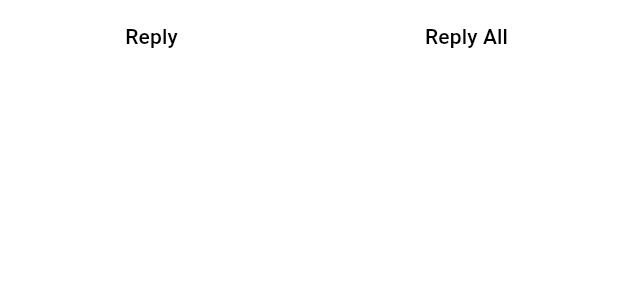
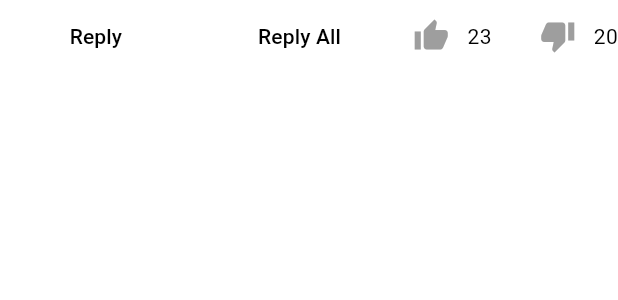
Before and after one commit to gayathribalraj/noolee, a Flutter app: the EmailReplyOptions widget shown alone on an empty page, opened directly, on a phone screen of 412 x 824 dp. Shown: the top 300 px of the screen. Run offline on Flutter 3.47's test engine with Material 3 defaults, Android fonts, the phone set to English and light mode, and no system bars.

Commit message:
fix:toggle likedislike widget

```diff
--- a/lib/widgets/email_widget.dart
+++ b/lib/widgets/email_widget.dart
@@ -1,10 +1,14 @@
 import 'package:flutter/material.dart';
 import '../models/models.dart';
 import 'star_button.dart';
+import 'like_dislike_button.dart';
+// import 'package:noolee/widgets/model_class.dart';
+// import 'package:noolee/widgets/dynamic_card.dart';
 
 enum EmailType { preview, threaded, primaryThreaded }
 
 class EmailWidget extends StatefulWidget {
+
   const EmailWidget({
     super.key,
     required this.email,
@@ -345,7 +349,9 @@ class _EmailReplyOptionsState extends State<EmailReplyOptions> {
                   'Reply',
                   style: TextStyle(color: _colorScheme.onSurfaceVariant),
                 ),
+
               ),
+
             ),
             const SizedBox(width: 8),
             Expanded(
@@ -359,12 +365,28 @@ class _EmailReplyOptionsState extends State<EmailReplyOptions> {
                 child: Text(
                   'Reply All',
                   style: TextStyle(color: _colorScheme.onSurfaceVariant),
+
+
                 ),
+
               ),
+
             ),
+            LikeDislikeButton(dislikeCount: 20, likeCount: 23),
+
+           SizedBox(height: 8),
+
+
+
+
+
           ],
+
         );
+
+
       },
+
     );
   }
 }
--- /dev/null
+++ b/lib/widgets/like_dislike_button.dart
@@ -0,0 +1,89 @@
+import 'package:flutter/material.dart';
+
+class LikeDislikeButton extends StatefulWidget{
+  final int likeCount ;
+  final int dislikeCount;
+
+
+
+  const LikeDislikeButton (
+    {
+      required this.dislikeCount,
+      required this.likeCount
+    }
+
+
+  );
+
+  @override
+  State<LikeDislikeButton> createState()=> _LikeDislikeButtonState() ;
+
+}
+class _LikeDislikeButtonState extends State<LikeDislikeButton>{
+
+  bool?isLike;
+
+   toggleLike(){
+    setState(() {
+      if(isLike == true){
+        isLike = null;
+      }
+      else{
+        isLike = true;
+      }
+    });
+  }
+  toggledisLike(){
+    setState(() {
+      if(isLike == false){
+        isLike = null;
+      }
+      else{
+        isLike = false;
+      }
+    });
+  }
+
+  int likeCount =0;
+  int dislikeCount = 0;
+
+  @override
+  void initState() {
+    super.initState();
+    likeCount = widget.likeCount;
+    dislikeCount = widget.dislikeCount;
+
+  }
+
+  @override
+  Widget build(BuildContext context) {
+
+    return Row(
+      children: [
+        IconButton(onPressed:(){toggleLike();
+},
+        icon: Icon(Icons.thumb_up),
+        color:isLike== true? Colors.blue: Colors.grey,
+        highlightColor: const Color.fromARGB(135, 255, 193, 7),
+        ),
+        Text('$likeCount'),
+        SizedBox(width: 20),
+         IconButton(onPressed: (){
+          toggledisLike();
+         },
+        icon: Icon(Icons.thumb_down),
+        color:isLike == false ?Colors.red: Colors.grey,
+        highlightColor: const Color.fromARGB(135, 255, 193, 7),
+        ),
+        Text('$dislikeCount')
+
+      ],
+    );
+
+
+  }
+
+
+
+
+}
```
Also changed, not shown: pubspec.lock, 1 other file.
